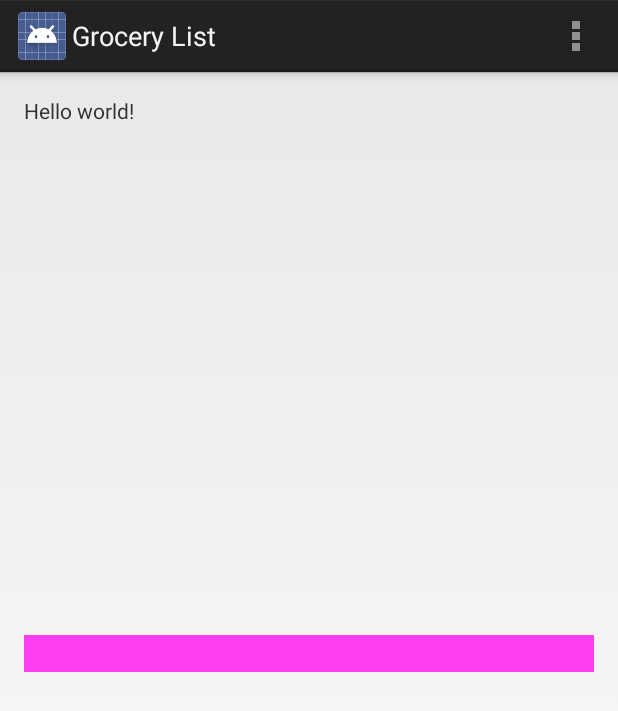
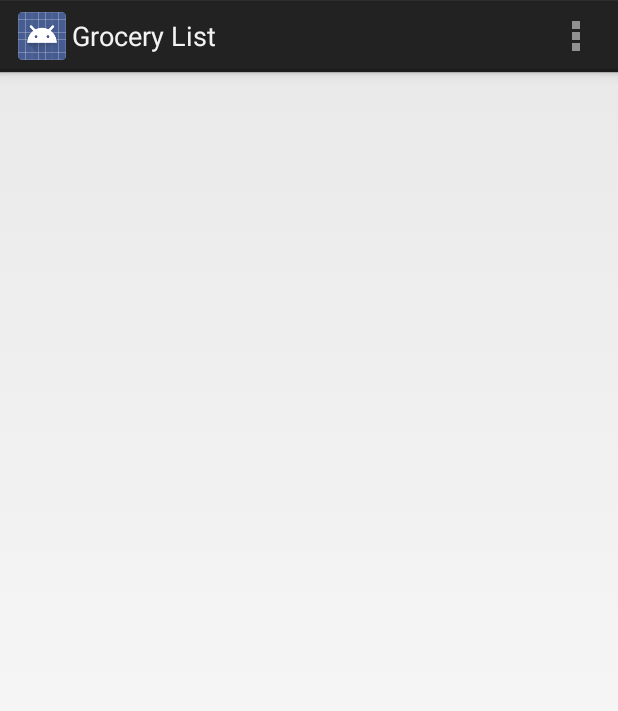
Before and after one commit to ghostface2k/CSCI-4661-Sample-App-F13, an Android app: the screen it shows after launch (MainActivity), on a phone screen of 412 x 824 dp. Shown: the top 711 px of the screen. Run offline under Robolectric (Android 15) with nearby library versions, the phone set to English and light mode, and no system bars.

Commit message:
removed some unnecessary code

```diff
--- a/GroceryList/src/main/java/edu/uno/csci4661/grocerylist/MainActivity.java
+++ b/GroceryList/src/main/java/edu/uno/csci4661/grocerylist/MainActivity.java
@@ -14,24 +14,6 @@ public class MainActivity extends Activity {
     protected void onCreate(Bundle savedInstanceState) {
         super.onCreate(savedInstanceState);
         setContentView(R.layout.activity_main);
-
-        EditText e = (EditText) findViewById(R.id.edit_text);
-        e.addTextChangedListener(new TextWatcher() {
-            @Override
-            public void beforeTextChanged(CharSequence s, int start, int count, int after) {
-
-            }
-
-            @Override
-            public void onTextChanged(CharSequence s, int start, int before, int count) {
-
-            }
-
-            @Override
-            public void afterTextChanged(Editable s) {
-                Toast.makeText(MainActivity.this,"Text changed",Toast.LENGTH_LONG).show();
-            }
-        });
     }
 
     @Override
--- a/GroceryList/src/main/res/layout/activity_main.xml
+++ b/GroceryList/src/main/res/layout/activity_main.xml
@@ -8,16 +8,4 @@
     android:paddingBottom="@dimen/activity_vertical_margin"
     tools:context=".MainActivity">
 
-    <TextView
-        android:layout_width="wrap_content"
-        android:layout_height="wrap_content"
-        android:text="@string/hello_world" />
-
-    <EditText
-        android:id="@+id/edit_text"
-        android:background="#ffff3df1"
-       android:layout_centerInParent="true"
-        android:layout_width="match_parent"
-        android:layout_height="wrap_content" />
-
 </RelativeLayout>
```
